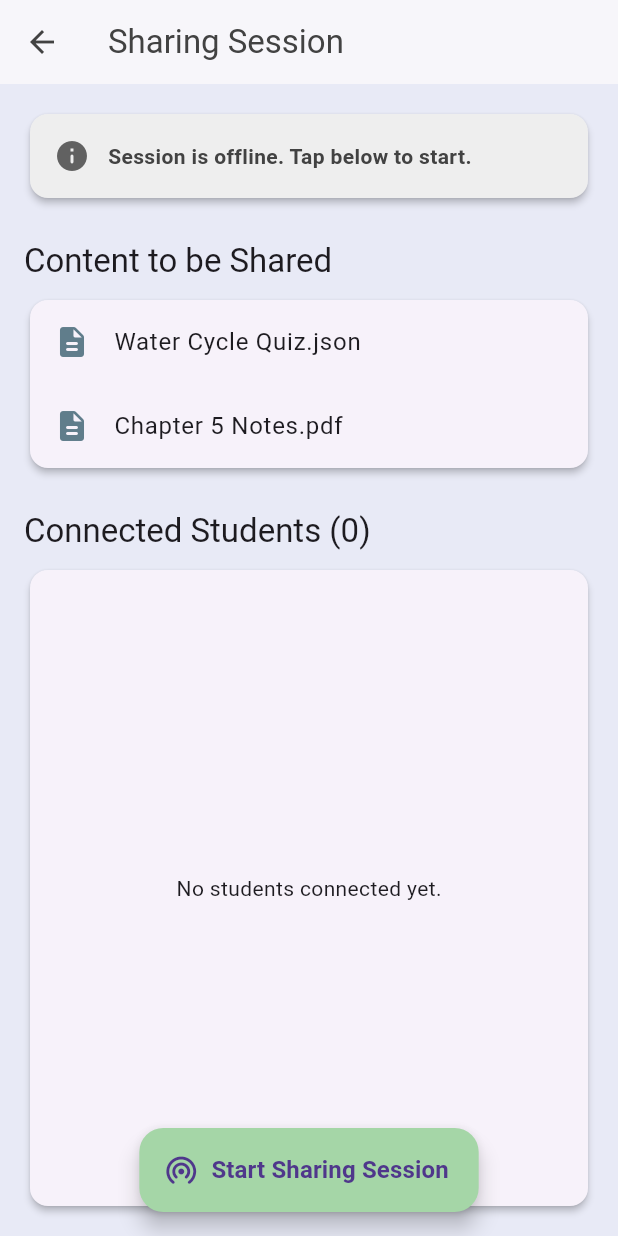
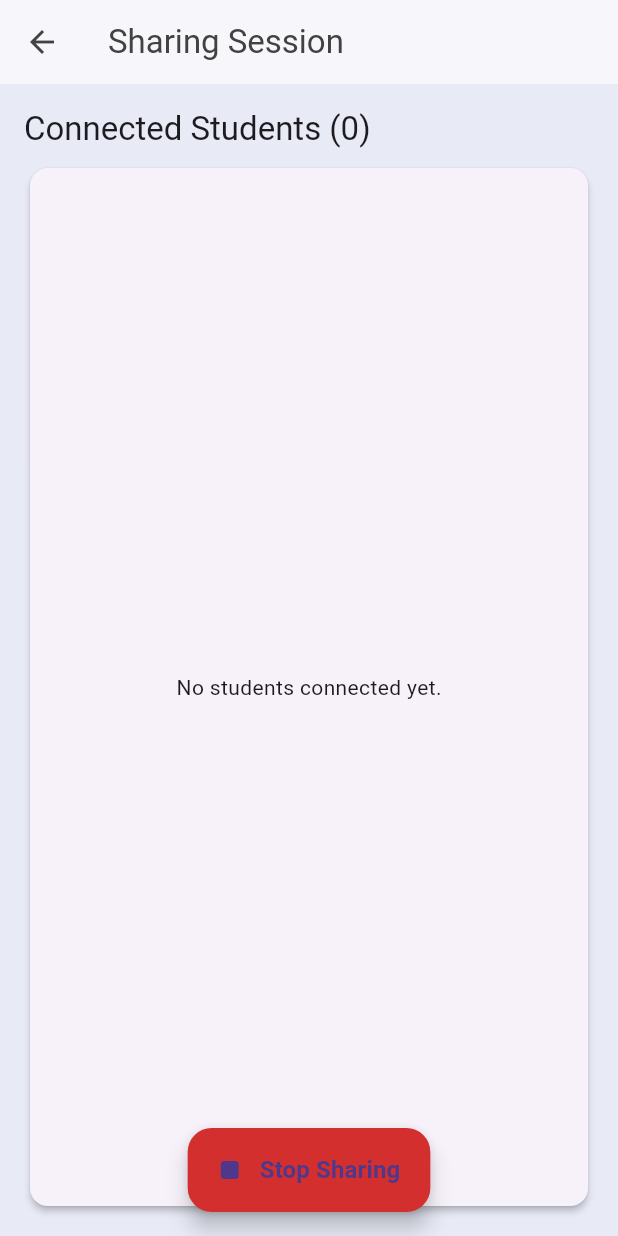
Before and after one commit to harikn2003/peer_to_peer_learning_network, a Flutter app: the SharingSessionPage screen opened directly, after a tap on "Start Sharing Session", on a phone screen of 412 x 824 dp. Run offline on Flutter 3.47's test engine with Material 3 defaults, Android fonts, the light colour scheme and no system bars; our stand-ins replace device_info_plus, file_picker, location, permission_handler, pinput, shared_preferences; missing offline and left inert: nearby_connections; accounts and stored records are empty.

Commit message:
Refactor: Update Student and Teacher Session Pages
This commit refactors the student and teacher session pages:
- Implements a new `ReceivingSessionPage` for students to discover and connect to teachers.
- Updates the `SharingSessionPage` for teachers with improved permission handling and UI.
- Modifies `AndroidManifest.xml` and `build.gradle.kts` to support new permissions and dependencies.
- Updates `pubspec.yaml` and `pubspec.lock` with new package versions for `device_info_plus`, `location`, `nearby_connections`, and `permission_handler`.
- Enhances the student `HomePage` UI with a new layout and navigation to the receiving session page.

```diff
--- a/lib/screens/teacher/sharing_session_page.dart
+++ b/lib/screens/teacher/sharing_session_page.dart
@@ -1,4 +1,6 @@
+import 'package:device_info_plus/device_info_plus.dart';
 import 'package:flutter/material.dart';
+//import 'package:location/location.dart' hide PermissionStatus; // Hides conflicting class
 import 'package:nearby_connections/nearby_connections.dart';
 import 'package:permission_handler/permission_handler.dart';
 import 'package:shared_preferences/shared_preferences.dart';
@@ -12,114 +14,115 @@ class SharingSessionPage extends StatefulWidget {
 
 class _SharingSessionPageState extends State<SharingSessionPage> {
   bool _isSharing = false;
-  String _teacherName = 'Teacher';
-  final String _serviceId = 'com.project.p2pln'; // Must be the same for student app
+  String _teacherName = '';
+  String _deviceId = '';
+  bool _isDataLoaded = false;
+  final String _serviceId = 'com.project.p2pln.p2p';
 
-  // Placeholder data for selected content
-  final List<String> _selectedContent = [
-    "Water Cycle Quiz.json",
-    "Chapter 5 Notes.pdf",
-  ];
-
-  // Real data for connected students: Map<endpointId, userName>
   final Map<String, String> _connectedStudents = {};
 
   @override
   void initState() {
     super.initState();
-    _loadTeacherName();
+    _loadDeviceAndUserData();
   }
 
-  Future<void> _loadTeacherName() async {
+  @override
+  void dispose() {
+    Nearby().stopAdvertising();
+    Nearby().stopAllEndpoints();
+    super.dispose();
+  }
+
+  Future<void> _loadDeviceAndUserData() async {
     final prefs = await SharedPreferences.getInstance();
+    final deviceInfo = DeviceInfoPlugin();
+    final androidInfo = await deviceInfo.androidInfo;
     setState(() {
       _teacherName = prefs.getString('teacher_userName') ?? 'Teacher';
+      _deviceId = androidInfo.id;
+      _isDataLoaded = true;
     });
   }
 
-  Future<bool> _requestPermissions() async {
-    if (!await Permission.location.request().isGranted ||
-        !await Permission.bluetooth.request().isGranted ||
-        !await Permission.bluetoothAdvertise.request().isGranted ||
-        !await Permission.bluetoothConnect.request().isGranted ||
-        !await Permission.nearbyWifiDevices.request().isGranted) {
-      if(mounted) {
-        ScaffoldMessenger.of(context).showSnackBar(const SnackBar(
-            content: Text('Permissions must be granted to share content.')));
-      }
+  // UPDATED PERMISSION LOGIC BASED ON YOUR FORMAT
+  Future<bool> _checkAndRequestPermissions() async {
+    // 1. Check Location Service Status
+    if (!await Permission.location.serviceStatus.isEnabled) {
+      if(mounted) ScaffoldMessenger.of(context).showSnackBar(const SnackBar(content: Text('Please turn on your Location/GPS service.')));
+      // You could optionally open settings here for the user
       return false;
     }
-    return true;
+
+    // 2. Check Bluetooth Service Status
+    if (!await Permission.bluetooth.serviceStatus.isEnabled) {
+      if(mounted) ScaffoldMessenger.of(context).showSnackBar(const SnackBar(content: Text('Please turn on your Bluetooth.')));
+      return false;
+    }
+
+    // 3. Request App-Level Permissions
+    Map<Permission, PermissionStatus> statuses = await [
+      Permission.location,
+      Permission.bluetooth,
+      Permission.bluetoothAdvertise,
+      Permission.bluetoothConnect,
+      Permission.bluetoothScan,
+      Permission.nearbyWifiDevices,
+    ].request();
+
+    bool allGranted = statuses.values.every((status) => status.isGranted);
+    if (!allGranted) {
+      if(mounted) ScaffoldMessenger.of(context).showSnackBar(const SnackBar(content: Text('All permissions must be granted to proceed.')));
+    }
+
+    return allGranted;
   }
 
   Future<void> _toggleSharing() async {
     if (_isSharing) {
-      // Logic to STOP sharing
       await Nearby().stopAdvertising();
       await Nearby().stopAllEndpoints();
       setState(() {
+        _isSharing = false;
         _connectedStudents.clear();
-        _isSharing = false;
       });
-      if (mounted) {
-        ScaffoldMessenger.of(context).showSnackBar(const SnackBar(content: Text('Stopped sharing session.')));
-      }
     } else {
-      // Logic to START sharing
-      if (await _requestPermissions()) {
+      if (await _checkAndRequestPermissions()) {
         try {
-          bool started = await Nearby().startAdvertising(
+          setState(() => _isSharing = true);
+          await Nearby().startAdvertising(
             _teacherName,
             Strategy.P2P_STAR,
             onConnectionInitiated: _onConnectionInitiated,
             onConnectionResult: (id, status) {
-              if (status == Status.CONNECTED) {
-                if (mounted) {
-                  ScaffoldMessenger.of(context).showSnackBar(SnackBar(
-                      content: Text('Connected to: ${_connectedStudents[id]}')));
-                }
+              if (status != Status.CONNECTED) {
+                setState(() => _connectedStudents.remove(id));
               }
             },
             onDisconnected: (id) {
-              if (mounted) {
-                ScaffoldMessenger.of(context).showSnackBar(SnackBar(
-                    content: Text('Disconnected from: ${_connectedStudents[id]}')));
-              }
-              setState(() {
-                _connectedStudents.remove(id);
-              });
+              setState(() => _connectedStudents.remove(id));
             },
             serviceId: _serviceId,
           );
-
-          if (started) {
-            setState(() {
-              _isSharing = true;
-            });
-            if (mounted) {
-              ScaffoldMessenger.of(context).showSnackBar(const SnackBar(content: Text('Started sharing session!')));
-            }
-          }
         } catch (e) {
-          if (mounted) {
-            ScaffoldMessenger.of(context).showSnackBar(SnackBar(content: Text('Error starting session: $e')));
-          }
+          print("Error starting advertising: $e");
+          setState(() => _isSharing = false);
         }
       }
     }
   }
 
   void _onConnectionInitiated(String id, ConnectionInfo info) {
-    // Automatically accept all incoming connections
+    Nearby().acceptConnection(
+      id,
+      onPayLoadRecieved: (endpointId, payload) {},
+    );
     setState(() {
-      // THIS IS THE FIX: Use info.endpointName
       _connectedStudents[id] = info.endpointName;
-    });
-    Nearby().acceptConnection(id, onPayLoadRecieved: (endpointId, payload) {
-      // Teacher can receive data back here if needed
     });
   }
 
+  // --- The build method and its helpers remain the same ---
   @override
   Widget build(BuildContext context) {
     return Scaffold(
@@ -135,91 +138,18 @@ class _SharingSessionPageState extends State<SharingSessionPage> {
         child: Column(
           crossAxisAlignment: CrossAxisAlignment.start,
           children: [
-            _buildStatusCard(),
-            const SizedBox(height: 24),
-            Text('Content to be Shared', style: Theme.of(context).textTheme.titleLarge),
-            const SizedBox(height: 8),
-            _buildSelectedContentList(),
-            const SizedBox(height: 24),
             Text('Connected Students (${_connectedStudents.length})', style: Theme.of(context).textTheme.titleLarge),
             const SizedBox(height: 8),
-            _buildConnectedStudentsList(),
-          ],
-        ),
-      ),
-      floatingActionButtonLocation: FloatingActionButtonLocation.centerFloat,
-      floatingActionButton: FloatingActionButton.extended(
-        onPressed: _toggleSharing,
-        backgroundColor: _isSharing ? Colors.red.shade700 : Colors.green.shade200,
-        icon: Icon(_isSharing ? Icons.stop_rounded : Icons.wifi_tethering_rounded),
-        label: Text(
-          _isSharing ? 'Stop Sharing' : 'Start Sharing Session',
-          style: const TextStyle(fontSize: 16, fontWeight: FontWeight.bold),
-        ),
-      ),
-    );
-  }
-
-  Widget _buildStatusCard() {
-    return Card(
-      elevation: 2,
-      shape: RoundedRectangleBorder(borderRadius: BorderRadius.circular(12)),
-      color: _isSharing ? Colors.green.shade100 : Colors.grey.shade200,
-      child: Padding(
-        padding: const EdgeInsets.all(16.0),
-        child: Row(
-          children: [
-            Icon(
-              _isSharing ? Icons.check_circle_rounded : Icons.info_rounded,
-              color: _isSharing ? Colors.green.shade800 : Colors.grey.shade700,
-            ),
-            const SizedBox(width: 12),
             Expanded(
-              child: Text(
-                _isSharing ? 'Session is active. Students can now connect.' : 'Session is offline. Tap below to start.',
-                style: TextStyle(
-                  fontWeight: FontWeight.bold,
-                  color: _isSharing ? Colors.green.shade900 : Colors.grey.shade800,
-                ),
-              ),
-            ),
-          ],
-        ),
-      ),
-    );
-  }
-
-  Widget _buildSelectedContentList() {
-    return Card(
-      elevation: 2,
-      shape: RoundedRectangleBorder(borderRadius: BorderRadius.circular(12)),
-      child: ListView.builder(
-        shrinkWrap: true,
-        physics: const NeverScrollableScrollPhysics(),
-        itemCount: _selectedContent.length,
-        itemBuilder: (context, index) {
-          final contentName = _selectedContent[index];
-          return ListTile(
-            leading: const Icon(Icons.description_rounded, color: Colors.blueGrey),
-            title: Text(contentName),
-          );
-        },
-      ),
-    );
-  }
-
-  Widget _buildConnectedStudentsList() {
-    final studentEntries = _connectedStudents.entries.toList();
-    return Expanded(
               child: Card(
                 elevation: 2,
                 shape: RoundedRectangleBorder(borderRadius: BorderRadius.circular(12)),
-        child: studentEntries.isEmpty
+                child: _connectedStudents.isEmpty
                     ? const Center(child: Text('No students connected yet.'))
                     : ListView.builder(
-          itemCount: studentEntries.length,
+                  itemCount: _connectedStudents.length,
                   itemBuilder: (context, index) {
-            final studentName = studentEntries[index].value;
+                    final studentName = _connectedStudents.values.elementAt(index);
                     return ListTile(
                       leading: CircleAvatar(
                         backgroundColor: Colors.indigo.shade100,
@@ -231,6 +161,30 @@ class _SharingSessionPageState extends State<SharingSessionPage> {
                   },
                 ),
               ),
+            ),
+          ],
+        ),
+      ),
+      floatingActionButtonLocation: FloatingActionButtonLocation.centerFloat,
+      floatingActionButton: FloatingActionButton.extended(
+        onPressed: _isDataLoaded ? _toggleSharing : null,
+        backgroundColor: _isDataLoaded
+            ? (_isSharing ? Colors.red.shade700 : Colors.indigo)
+            : Colors.grey,
+        icon: _isDataLoaded
+            ? Icon(_isSharing ? Icons.stop_rounded : Icons.wifi_tethering_rounded)
+            : const SizedBox(
+          width: 24,
+          height: 24,
+          child: CircularProgressIndicator(color: Colors.white, strokeWidth: 3),
+        ),
+        label: Text(
+          _isDataLoaded
+              ? (_isSharing ? 'Stop Sharing' : 'Start Sharing Session')
+              : 'Loading...',
+          style: const TextStyle(fontSize: 16, fontWeight: FontWeight.bold),
+        ),
+      ),
     );
   }
 }
```
Also changed, not shown: lib/screens/student/home_page.dart (+157 -129 lines), lib/screens/student/receiving_session_page.dart (added, +217 -0 lines), pubspec.yaml (+7 -3 lines), pubspec.lock, 3 other files. Lines whose indentation alone changed are shown as unchanged.
